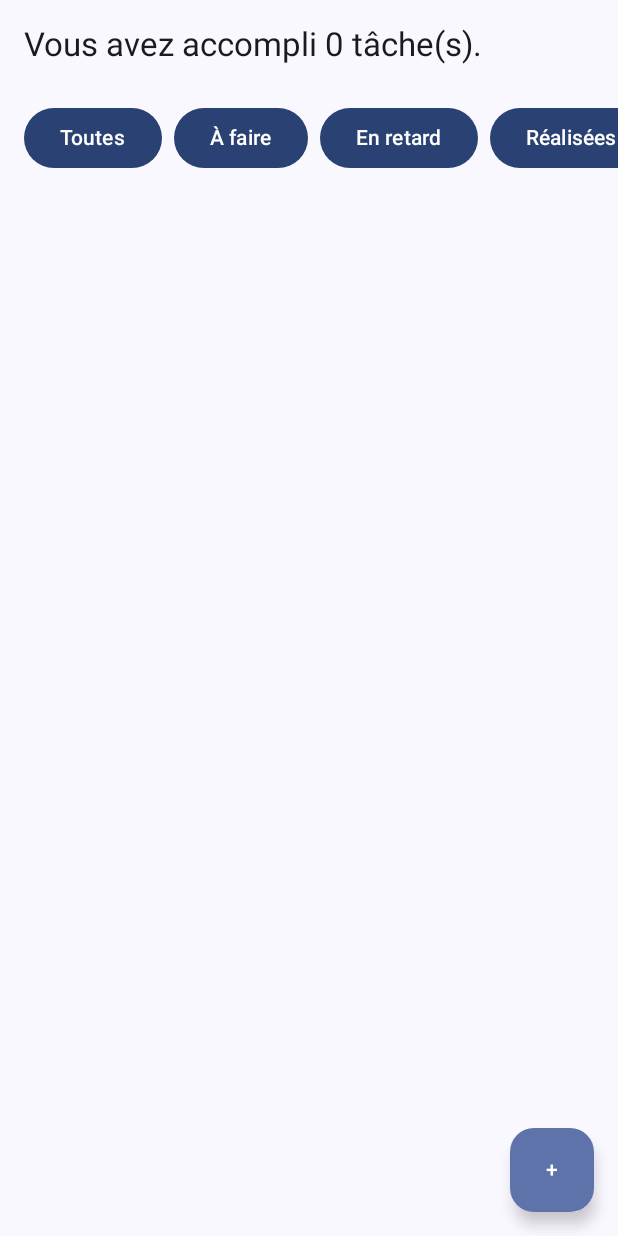
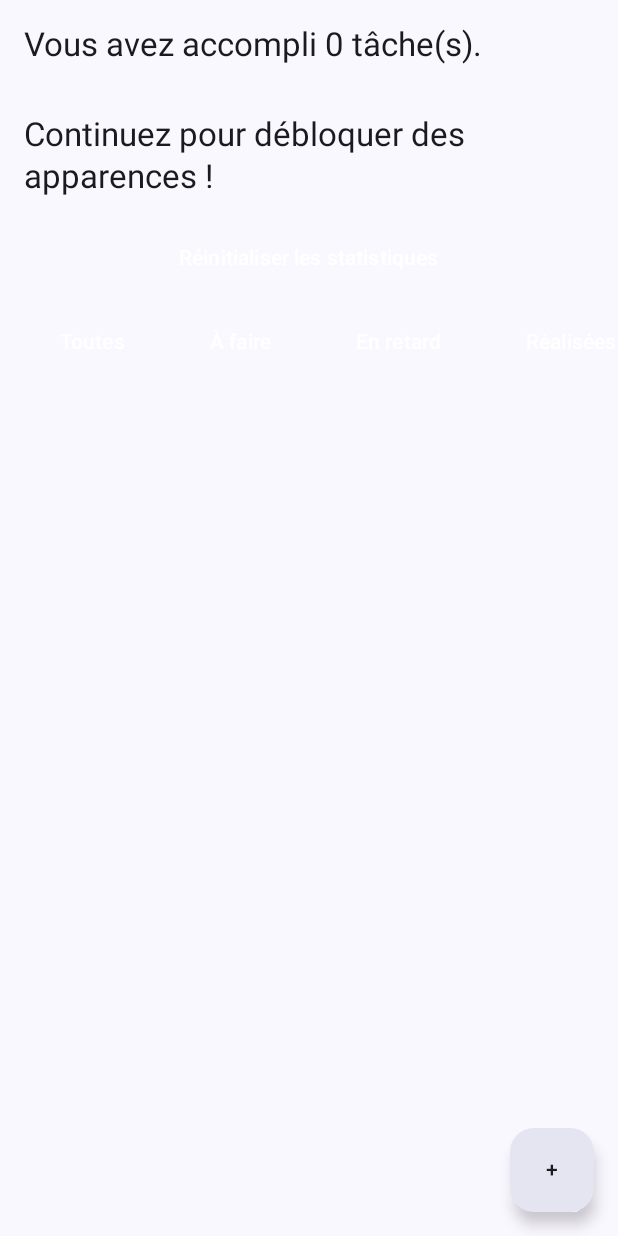
Before and after one commit to hchevaldonnet/toutdouxliste, an Android app built with Jetpack Compose: the screen it shows after launch (MainActivity), on a phone screen of 412 x 824 dp. Run offline under Robolectric (Android 15) with nearby library versions, the phone set to English and light mode, and no system bars; our stand-ins replace Room's generated code; libraries missing offline, so code that uses them is left out: nl.dionsegijn.konfetti.

Commit message:
Ajout de nouvelles apparances

```diff
--- a/app/src/main/java/com/example/toutdouxliste/MainActivity.kt
+++ b/app/src/main/java/com/example/toutdouxliste/MainActivity.kt
@@ -87,6 +87,9 @@ import androidx.compose.ui.platform.LocalContext
 import androidx.navigation.ActivityNavigatorExtras
 import coil.compose.rememberAsyncImagePainter
 import android.content.Context
+import androidx.compose.material3.ButtonDefaults
+import androidx.compose.material3.CardDefaults
+import androidx.compose.ui.graphics.Color
 import java.io.FileOutputStream
 import java.io.File
 
@@ -126,6 +129,17 @@ fun saveImageToInternalStorage(context: Context, uri: Uri): String {
     outputStream.close()
 
     return file.absolutePath
+}
+
+fun getThemeLevel(tasksDone: Int): Int {
+
+    return when {
+        tasksDone >= 100 -> 4
+        tasksDone >= 50 -> 3
+        tasksDone >= 25 -> 2
+        tasksDone >= 10 -> 1
+        else -> 0
+    }
 }
 
 @Composable
@@ -427,6 +441,16 @@ fun HomeScreen(navController: NavHostController, taskDao: TaskDao) {
     val tasks by taskDao.getAllTasks().collectAsState(initial = emptyList())
     var filtreEtat by remember { mutableStateOf<Etat?>(null) }
 
+    val themeLevel = getThemeLevel(totalTasksDone)
+
+    val ButtonColor = when(themeLevel) {
+        1 -> Color(0xFFB2FF59)
+        2 -> Color(0xFFD1C4E9)
+        3 -> Color(0xFFFFD54F)
+        4 -> Color(0xFF90CAF9)
+        else -> MaterialTheme.colorScheme.surface
+    }
+
     var showConfetti by remember { mutableStateOf(false) }
 
     LaunchedEffect(showConfetti) {
@@ -440,7 +464,8 @@ fun HomeScreen(navController: NavHostController, taskDao: TaskDao) {
 
         floatingActionButton = {
             FloatingActionButton(
-                onClick = { navController.navigate("new") }
+                onClick = { navController.navigate("new") },
+                containerColor = ButtonColor
             ) {
                 Text("+")
             }
@@ -464,6 +489,31 @@ fun HomeScreen(navController: NavHostController, taskDao: TaskDao) {
                     modifier = Modifier.padding(16.dp)
                 )
 
+                Text(
+                    text = when(themeLevel) {
+                        4 -> "Thème Diamant débloqué"
+                        3 -> "Thème Doré débloqué"
+                        2 -> "Thème Améthyste débloqué"
+                        1 -> "Thème Émeraude débloqué"
+                        else -> "Continuez pour débloquer des apparences !"
+                    },
+                    style = MaterialTheme.typography.titleLarge,
+                    modifier = Modifier.padding(16.dp)
+                )
+
+                Button(
+                    modifier = Modifier.fillMaxWidth().padding(horizontal = 16.dp),
+                    onClick = {
+                        totalTasksDone = 0
+                        prefs.edit().putInt("tasks_done",0).apply()
+                    },
+                    colors = ButtonDefaults.buttonColors(
+                        containerColor = ButtonColor
+                    )
+                ) {
+                    Text("Réinitialiser les statistiques")
+                }
+
                 LazyRow(
                     modifier = Modifier
                         .fillMaxWidth()
@@ -473,25 +523,37 @@ fun HomeScreen(navController: NavHostController, taskDao: TaskDao) {
                 ) {
 
                     item {
-                        Button(onClick = { filtreEtat = null }) {
+                        Button(onClick = { filtreEtat = null },
+                            colors = ButtonDefaults.buttonColors(
+                                containerColor = ButtonColor
+                            )) {
                             Text("Toutes")
                         }
                     }
 
                     item {
-                        Button(onClick = { filtreEtat = Etat.A_FAIRE }) {
+                        Button(onClick = { filtreEtat = Etat.A_FAIRE },
+                            colors = ButtonDefaults.buttonColors(
+                                containerColor = ButtonColor
+                            )) {
                             Text("À faire")
                         }
                     }
 
                     item {
-                        Button(onClick = { filtreEtat = Etat.EN_RETARD }) {
+                        Button(onClick = { filtreEtat = Etat.EN_RETARD },
+                            colors = ButtonDefaults.buttonColors(
+                                containerColor = ButtonColor
+                            )) {
                             Text("En retard")
                         }
                     }
 
                     item {
-                        Button(onClick = { filtreEtat = Etat.REALISE }) {
+                        Button(onClick = { filtreEtat = Etat.REALISE },
+                            colors = ButtonDefaults.buttonColors(
+                                containerColor = ButtonColor
+                            )) {
                             Text("Réalisées")
                         }
                     }
```
